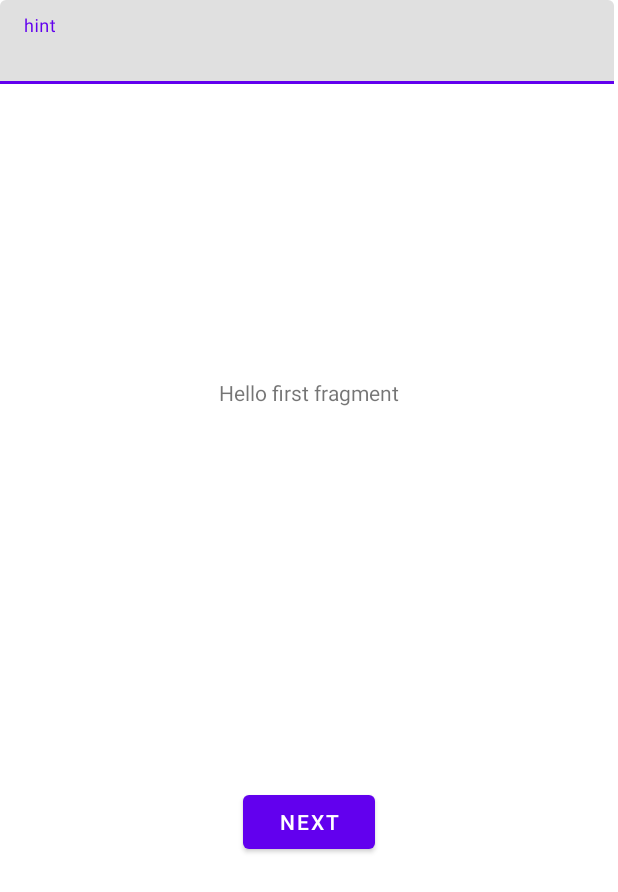
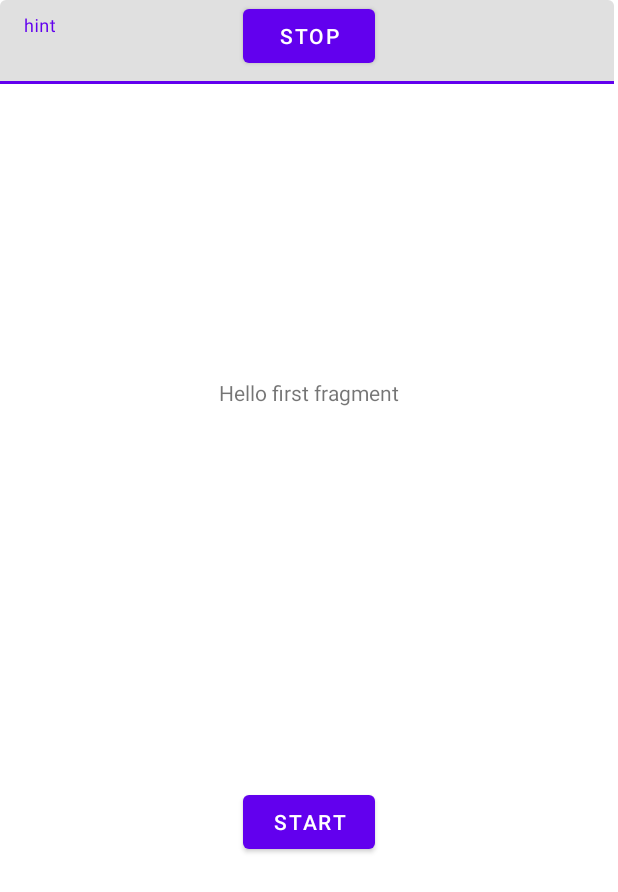
Before and after one commit to rsAtgithub/repo, an Android app: the layout fragment_first.xml on its own in the app's theme, with its tools: preview values and no code run, on a phone screen of 412 x 824 dp. Shown: the top 892 px of the screen. Run offline under Robolectric (Android 15) with nearby library versions, the phone set to English and light mode, and no system bars.

Commit message:
[android]: WorkManger works but opens two tasks

```diff
--- a/AndroidProjects/PhoneLocation_1/app/build.gradle
+++ b/AndroidProjects/PhoneLocation_1/app/build.gradle
@@ -53,4 +53,5 @@ dependencies {
     implementation 'com.azure:azure-messaging-webpubsub:1.2.5'
     implementation 'org.slf4j:slf4j-api:1.7.5'
     implementation 'org.slf4j:slf4j-simple:1.6.4'
+    implementation "androidx.work:work-runtime:2.7.0"
 }
--- /dev/null
+++ b/AndroidProjects/PhoneLocation_1/app/src/main/java/com/example/phonelocation_1/BgTaskManager.java
@@ -0,0 +1,5 @@
+package com.example.phonelocation_1;
+
+public class BgTaskManager {
+    public static String BG_TASK_TAG = "WATCH_4_LOCATION";
+}
--- a/AndroidProjects/PhoneLocation_1/app/src/main/java/com/example/phonelocation_1/ExampleClient.java
+++ b/AndroidProjects/PhoneLocation_1/app/src/main/java/com/example/phonelocation_1/ExampleClient.java
@@ -98,4 +98,8 @@ public class ExampleClient extends WebSocketClient {
             send(j12);
         }
     }
+
+    public boolean isConnectionEstablished(){
+        return connectionEstablished;
+    }
 }
--- a/AndroidProjects/PhoneLocation_1/app/src/main/java/com/example/phonelocation_1/SecWebSocketProtocolClientExample.java
+++ b/AndroidProjects/PhoneLocation_1/app/src/main/java/com/example/phonelocation_1/SecWebSocketProtocolClientExample.java
@@ -62,4 +62,8 @@ public class SecWebSocketProtocolClientExample {
     public void sendText(String msg) {
         c.sendText(msg);
     }
+
+    public boolean isConnectionEstablished() {
+        return c.isConnectionEstablished();
+    }
 }
--- a/AndroidProjects/PhoneLocation_1/app/src/main/res/layout/fragment_first.xml
+++ b/AndroidProjects/PhoneLocation_1/app/src/main/res/layout/fragment_first.xml
@@ -1,6 +1,5 @@
 <?xml version="1.0" encoding="utf-8"?>
-<androidx.constraintlayout.widget.ConstraintLayout
-    xmlns:android="http://schemas.android.com/apk/res/android"
+<androidx.constraintlayout.widget.ConstraintLayout xmlns:android="http://schemas.android.com/apk/res/android"
     xmlns:app="http://schemas.android.com/apk/res-auto"
     xmlns:tools="http://schemas.android.com/tools"
     android:layout_width="match_parent"
@@ -12,30 +11,28 @@
         android:layout_width="wrap_content"
         android:layout_height="wrap_content"
         android:text="@string/hello_first_fragment"
-        app:layout_constraintTop_toTopOf="parent"
+        app:layout_constraintBottom_toTopOf="@id/button_first"
+        app:layout_constraintEnd_toEndOf="parent"
         app:layout_constraintStart_toStartOf="parent"
-        app:layout_constraintEnd_toEndOf="parent"
-        app:layout_constraintBottom_toTopOf="@id/button_first"
-        />
+        app:layout_constraintTop_toTopOf="parent" />
 
     <Button
         android:id="@+id/button_first"
         android:layout_width="wrap_content"
         android:layout_height="wrap_content"
-        android:text="@string/next"
-        app:layout_constraintTop_toBottomOf="@id/textview_first"
+        android:text="@string/start_workManager"
+        app:layout_constraintBottom_toBottomOf="parent"
+        app:layout_constraintEnd_toEndOf="parent"
         app:layout_constraintStart_toStartOf="parent"
-        app:layout_constraintEnd_toEndOf="parent"
-        app:layout_constraintBottom_toBottomOf="parent"
-        />
+        app:layout_constraintTop_toBottomOf="@id/textview_first" />
 
     <com.google.android.material.textfield.TextInputLayout
         android:id="@+id/input_box_000"
         android:layout_width="409dp"
         android:layout_height="wrap_content"
+        tools:ignore="MissingConstraints"
         tools:layout_editor_absoluteX="1dp"
-        tools:layout_editor_absoluteY="322dp"
-        tools:ignore="MissingConstraints">
+        tools:layout_editor_absoluteY="322dp">
 
         <com.google.android.material.textfield.TextInputEditText
             android:id="@+id/input_box_001"
@@ -44,4 +41,14 @@
             android:hint="hint" />
     </com.google.android.material.textfield.TextInputLayout>
 
+    <Button
+        android:id="@+id/button"
+        android:layout_width="wrap_content"
+        android:layout_height="wrap_content"
+        android:text="@string/stop_workManager"
+        app:layout_constraintEnd_toEndOf="parent"
+        app:layout_constraintStart_toStartOf="parent"
+        tools:layout_editor_absoluteY="599dp"
+        tools:ignore="MissingConstraints" />
+
 </androidx.constraintlayout.widget.ConstraintLayout>
--- a/AndroidProjects/PhoneLocation_1/app/src/main/res/values/strings.xml
+++ b/AndroidProjects/PhoneLocation_1/app/src/main/res/values/strings.xml
@@ -5,6 +5,8 @@
     <string name="first_fragment_label">First Fragment</string>
     <string name="second_fragment_label">Second Fragment</string>
     <string name="next">Next</string>
+    <string name="start_workManager">START</string>
+    <string name="stop_workManager">STOP</string>
     <string name="previous">Previous</string>
 
     <string name="hello_first_fragment">Hello first fragment</string>
```
Also changed, not shown: AndroidProjects/PhoneLocation_1/app/src/main/java/com/example/phonelocation_1/FirstFragment.java (+27 -3 lines), AndroidProjects/PhoneLocation_1/app/src/main/java/com/example/phonelocation_1/MainActivity.java (+25 -76 lines), AndroidProjects/PhoneLocation_1/app/src/main/java/com/example/phonelocation_1/WebSocketUrlGeneration.java (added, +125 -0 lines), AndroidProjects/PhoneLocation_1/app/src/main/java/com/example/phonelocation_1/myWork.java (added, +179 -0 lines).
